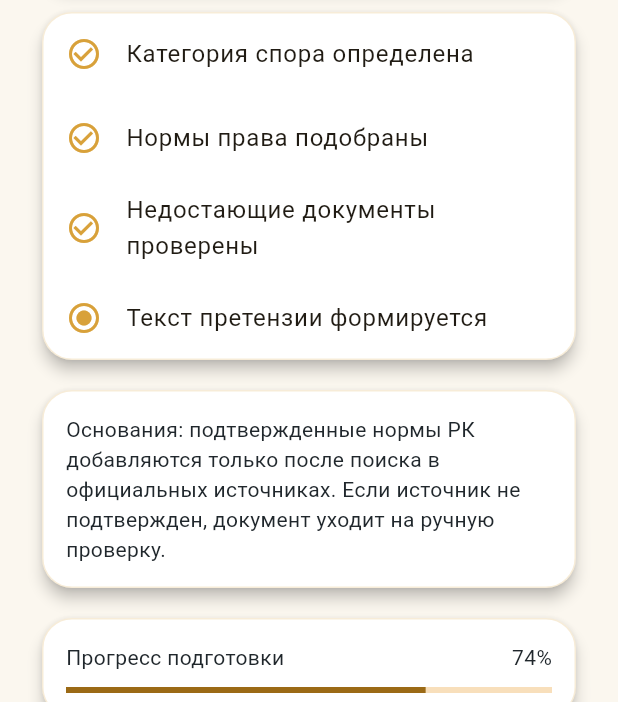
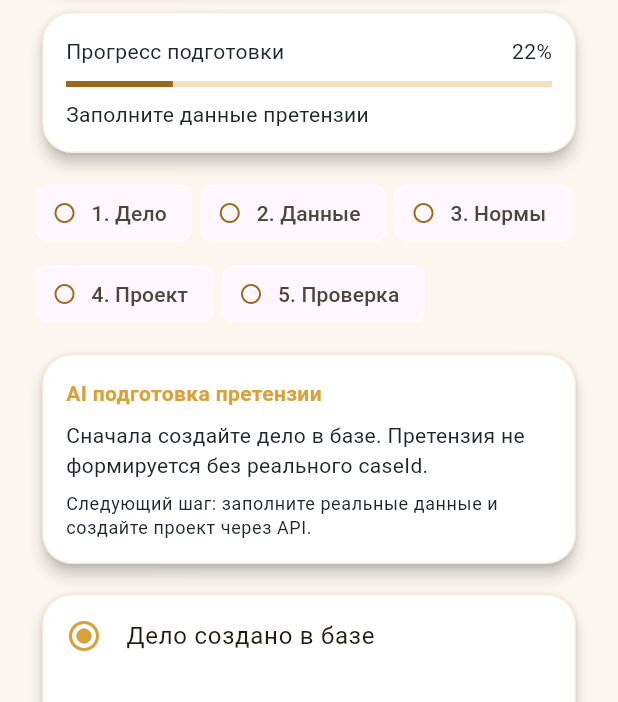
Before and after one commit to milaniumkz/ai-lawyer-kazakhstan, a Flutter app: the PretrialClaimScreen screen opened by its route, on a phone screen of 412 x 824 dp, the part 534-1236 px from its top. Run offline on Flutter 3.47's test engine with Material 3 defaults, Android fonts, the phone set to English and light mode, and no system bars; our stand-ins replace file_picker, flutter_riverpod, go_router, speech_to_text; missing offline and left inert: record.

Commit message:
feat(mobile): add claim workflow progress

```diff
--- a/apps/mobile/lib/src/features/workflows/workflow_screens.dart
+++ b/apps/mobile/lib/src/features/workflows/workflow_screens.dart
@@ -34,10 +34,9 @@ class _PretrialClaimScreenState extends State<PretrialClaimScreen> {
     super.initState();
     workflowApi = widget.workflowApi ?? HttpWorkflowApi();
     claimantController = TextEditingController(text: AuthRuntime.displayName);
-    respondentController = TextEditingController(text: 'Ответчик');
-    amountController = TextEditingController(text: '1250000');
-    reasonController =
-        TextEditingController(text: 'Задолженность по договору займа');
+    respondentController = TextEditingController();
+    amountController = TextEditingController();
+    reasonController = TextEditingController();
   }
 
   @override
@@ -53,6 +52,14 @@ class _PretrialClaimScreenState extends State<PretrialClaimScreen> {
     if (busy) return;
     if (MobileCaseRuntime.activeCaseId.isEmpty) {
       setState(() => status = 'Сначала создайте дело');
+      return;
+    }
+    if (claimantController.text.trim().isEmpty ||
+        respondentController.text.trim().isEmpty ||
+        amountController.text.trim().isEmpty ||
+        reasonController.text.trim().isEmpty) {
+      setState(
+          () => status = 'Заполните заявителя, ответчика, сумму и основание');
       return;
     }
     setState(() {
@@ -80,6 +87,53 @@ class _PretrialClaimScreenState extends State<PretrialClaimScreen> {
     }
   }
 
+  double progressValue() {
+    if (generated) return 1;
+    if (busy) return 0.72;
+    final filled = [
+      claimantController.text.trim(),
+      respondentController.text.trim(),
+      amountController.text.trim(),
+      reasonController.text.trim(),
+    ].where((value) => value.isNotEmpty).length;
+    final hasCase = MobileCaseRuntime.activeCaseId.isNotEmpty;
+    return (hasCase ? 0.24 : 0.12) + (filled * 0.1);
+  }
+
+  bool get hasRequiredFields =>
+      claimantController.text.trim().isNotEmpty &&
+      respondentController.text.trim().isNotEmpty &&
+      amountController.text.trim().isNotEmpty &&
+      reasonController.text.trim().isNotEmpty;
+
+  List<({String title, bool done})> workflowStages() => [
+        (
+          title: '1. Дело',
+          done: MobileCaseRuntime.activeCaseId.isNotEmpty,
+        ),
+        (title: '2. Данные', done: hasRequiredFields),
+        (
+          title: '3. Нормы',
+          done: MobileCaseRuntime.activeCaseId.isNotEmpty,
+        ),
+        (title: '4. Проект', done: generated),
+        (title: '5. Проверка', done: generated),
+      ];
+
+  String aiStepText() {
+    if (MobileCaseRuntime.activeCaseId.isEmpty) {
+      return 'Сначала создайте дело в базе. Претензия не формируется без реального caseId.';
+    }
+    if (busy) return 'Формирую проект через API и проверяю обязательные поля.';
+    if (!hasRequiredFields) {
+      return 'Заполните стороны, сумму и основание. Я не буду подставлять выдуманные данные.';
+    }
+    if (!generated) {
+      return 'Данные готовы. Нажмите “Открыть проект”, чтобы создать черновик через API.';
+    }
+    return 'Проект создан. Перед отправкой нужна проверка пользователя и при необходимости юриста.';
+  }
+
   @override
   Widget build(BuildContext context) {
     return Scaffold(
@@ -98,22 +152,36 @@ class _PretrialClaimScreenState extends State<PretrialClaimScreen> {
             const SizedBox(height: 16),
             const _ClaimBuildHero(),
             const SizedBox(height: 12),
-            _ClaimSteps(onGenerate: generateDraft),
+            _ClaimProgressCard(
+              progress: progressValue(),
+              subtitle: status,
+            ),
+            const SizedBox(height: 12),
+            _ClaimStageRail(items: workflowStages()),
+            const SizedBox(height: 12),
+            _ClaimAiChat(status: aiStepText(), generated: generated),
+            const SizedBox(height: 12),
+            _ClaimSteps(
+              onGenerate: generateDraft,
+              generated: generated,
+              hasRequiredFields: hasRequiredFields,
+            ),
             const SizedBox(height: 12),
             const _ClaimBasisCard(),
-            const SizedBox(height: 12),
-            _ClaimProgressCard(progress: generated ? 1 : 0.74),
             const SizedBox(height: 16),
             TextField(
                 controller: claimantController,
+                onChanged: (_) => setState(() {}),
                 decoration: InputDecoration(labelText: 'Заявитель')),
             const SizedBox(height: 12),
             TextField(
                 controller: respondentController,
+                onChanged: (_) => setState(() {}),
                 decoration: const InputDecoration(labelText: 'Ответчик')),
             const SizedBox(height: 12),
             TextField(
               controller: amountController,
+              onChanged: (_) => setState(() {}),
               keyboardType: TextInputType.number,
               decoration:
                   const InputDecoration(labelText: 'Сумма требования, ₸'),
@@ -121,6 +189,7 @@ class _PretrialClaimScreenState extends State<PretrialClaimScreen> {
             const SizedBox(height: 12),
             TextField(
               controller: reasonController,
+              onChanged: (_) => setState(() {}),
               minLines: 3,
               maxLines: 5,
               decoration:
@@ -427,17 +496,26 @@ class _ClaimBuildHero extends StatelessWidget {
 }
 
 class _ClaimSteps extends StatelessWidget {
-  const _ClaimSteps({required this.onGenerate});
+  const _ClaimSteps({
+    required this.onGenerate,
+    required this.generated,
+    required this.hasRequiredFields,
+  });
 
   final VoidCallback onGenerate;
+  final bool generated;
+  final bool hasRequiredFields;
 
   @override
   Widget build(BuildContext context) {
     final steps = [
-      ('Категория спора определена', true),
-      ('Нормы права подобраны', true),
-      ('Недостающие документы проверены', true),
-      ('Текст претензии формируется', false),
+      ('Дело создано в базе', MobileCaseRuntime.activeCaseId.isNotEmpty),
+      ('Данные сторон заполнены', hasRequiredFields),
+      (
+        'Официальные нормы проверяются',
+        MobileCaseRuntime.activeCaseId.isNotEmpty,
+      ),
+      ('Текст претензии сформирован', generated),
     ];
     return Card(
       child: Column(
@@ -475,9 +553,10 @@ class _ClaimBasisCard extends StatelessWidget {
 }
 
 class _ClaimProgressCard extends StatelessWidget {
-  const _ClaimProgressCard({required this.progress});
+  const _ClaimProgressCard({required this.progress, required this.subtitle});
 
   final double progress;
+  final String subtitle;
 
   @override
   Widget build(BuildContext context) {
@@ -496,6 +575,70 @@ class _ClaimProgressCard extends StatelessWidget {
             ),
             const SizedBox(height: 10),
             LinearProgressIndicator(value: progress),
+            const SizedBox(height: 8),
+            Text(subtitle),
+          ],
+        ),
+      ),
+    );
+  }
+}
+
+class _ClaimStageRail extends StatelessWidget {
+  const _ClaimStageRail({required this.items});
+
+  final List<({String title, bool done})> items;
+
+  @override
+  Widget build(BuildContext context) {
+    return Wrap(
+      spacing: 6,
+      runSpacing: 6,
+      children: [
+        for (final item in items)
+          Chip(
+            avatar: Icon(
+              item.done ? Icons.check_circle : Icons.circle_outlined,
+              size: 16,
+            ),
+            label: Text(item.title),
+            side: BorderSide(
+              color: item.done ? AppColors.gold : Colors.white24,
+            ),
+          ),
+      ],
+    );
+  }
+}
+
+class _ClaimAiChat extends StatelessWidget {
+  const _ClaimAiChat({required this.status, required this.generated});
+
+  final String status;
+  final bool generated;
+
+  @override
+  Widget build(BuildContext context) {
+    return Card(
+      child: Padding(
+        padding: const EdgeInsets.all(16),
+        child: Column(
+          crossAxisAlignment: CrossAxisAlignment.start,
+          children: [
+            const Text(
+              'AI подготовка претензии',
+              style:
+                  TextStyle(color: AppColors.gold, fontWeight: FontWeight.w700),
+            ),
+            const SizedBox(height: 8),
+            Text(status),
+            const SizedBox(height: 8),
+            Text(
+              generated
+                  ? 'Следующий шаг: проверьте черновик и подтвердите отправку.'
+                  : 'Следующий шаг: заполните реальные данные и создайте проект через API.',
+              style: Theme.of(context).textTheme.bodySmall,
+            ),
           ],
         ),
       ),
```
Also changed, not shown: 1 other file.
